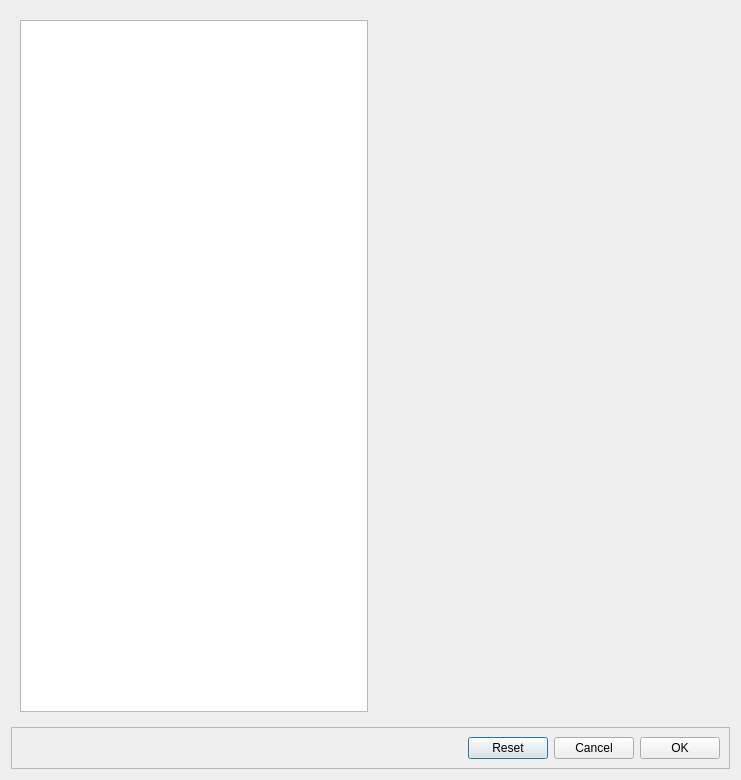
Above: joulescope_ui/preferences_dialog.ui from jetperch/pyjoulescope_ui before the change. Below: the same form after it.
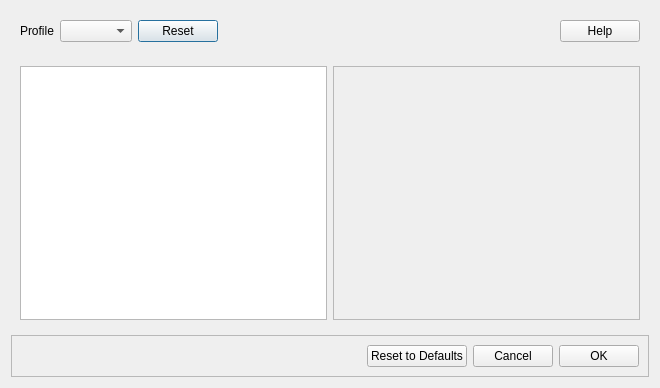
That is the form after the change.

Commit message: Performed initial reintegration with preferences dialog.

The edit to the form file:
```diff
--- a/joulescope_ui/preferences_dialog.ui
+++ b/joulescope_ui/preferences_dialog.ui
@@ -6,8 +6,8 @@
    <rect>
     <x>0</x>
     <y>0</y>
-    <width>741</width>
-    <height>780</height>
+    <width>660</width>
+    <height>388</height>
    </rect>
   </property>
   <property name="windowTitle">
@@ -17,6 +17,49 @@
    <bool>true</bool>
   </property>
   <layout class="QVBoxLayout" name="verticalLayout">
+   <item>
+    <widget class="QWidget" name="profileWidget" native="true">
+     <layout class="QHBoxLayout" name="horizontalLayout_3">
+      <item>
+       <widget class="QLabel" name="profileLable">
+        <property name="text">
+         <string>Profile</string>
+        </property>
+       </widget>
+      </item>
+      <item>
+       <widget class="QComboBox" name="profileComboBox"/>
+      </item>
+      <item>
+       <widget class="QPushButton" name="profileResetButton">
+        <property name="text">
+         <string>Reset</string>
+        </property>
+       </widget>
+      </item>
+      <item>
+       <spacer name="profileHorizontalSpacer">
+        <property name="orientation">
+         <enum>Qt::Horizontal</enum>
+        </property>
+        <property name="sizeHint" stdset="0">
+         <size>
+          <width>40</width>
+          <height>20</height>
+         </size>
+        </property>
+       </spacer>
+      </item>
+      <item>
+       <widget class="QPushButton" name="helpButton">
+        <property name="text">
+         <string>Help</string>
+        </property>
+       </widget>
+      </item>
+     </layout>
+    </widget>
+   </item>
    <item>
     <widget class="QWidget" name="widget" native="true">
      <property name="sizePolicy">
@@ -27,24 +70,31 @@
      </property>
      <layout class="QHBoxLayout" name="horizontalLayout">
       <item>
-       <widget class="QListView" name="groupListView">
-        <property name="editTriggers">
-         <set>QAbstractItemView::NoEditTriggers</set>
+       <widget class="QTreeView" name="treeView">
+        <property name="animated">
+         <bool>true</bool>
         </property>
-        <property name="showDropIndicator" stdset="0">
+        <attribute name="headerVisible">
          <bool>false</bool>
-        </property>
+        </attribute>
        </widget>
       </item>
       <item>
-       <widget class="QWidget" name="targetWidget" native="true">
-        <property name="sizePolicy">
-         <sizepolicy hsizetype="Expanding" vsizetype="Expanding">
-          <horstretch>0</horstretch>
-          <verstretch>0</verstretch>
-         </sizepolicy>
+       <widget class="QScrollArea" name="scrollArea">
+        <property name="widgetResizable">
+         <bool>true</bool>
         </property>
-        <layout class="QFormLayout" name="formLayout"/>
+        <widget class="QWidget" name="targetWidget">
+         <property name="geometry">
+          <rect>
+           <x>0</x>
+           <y>0</y>
+           <width>311</width>
+           <height>278</height>
+          </rect>
+         </property>
+         <layout class="QFormLayout" name="formLayout_2"/>
+        </widget>
        </widget>
       </item>
      </layout>
@@ -75,7 +125,7 @@
       <item>
        <widget class="QPushButton" name="resetButton">
         <property name="text">
-         <string>Reset</string>
+         <string>Reset to Defaults</string>
         </property>
        </widget>
       </item>
```
The commit also changes 5 other files.
